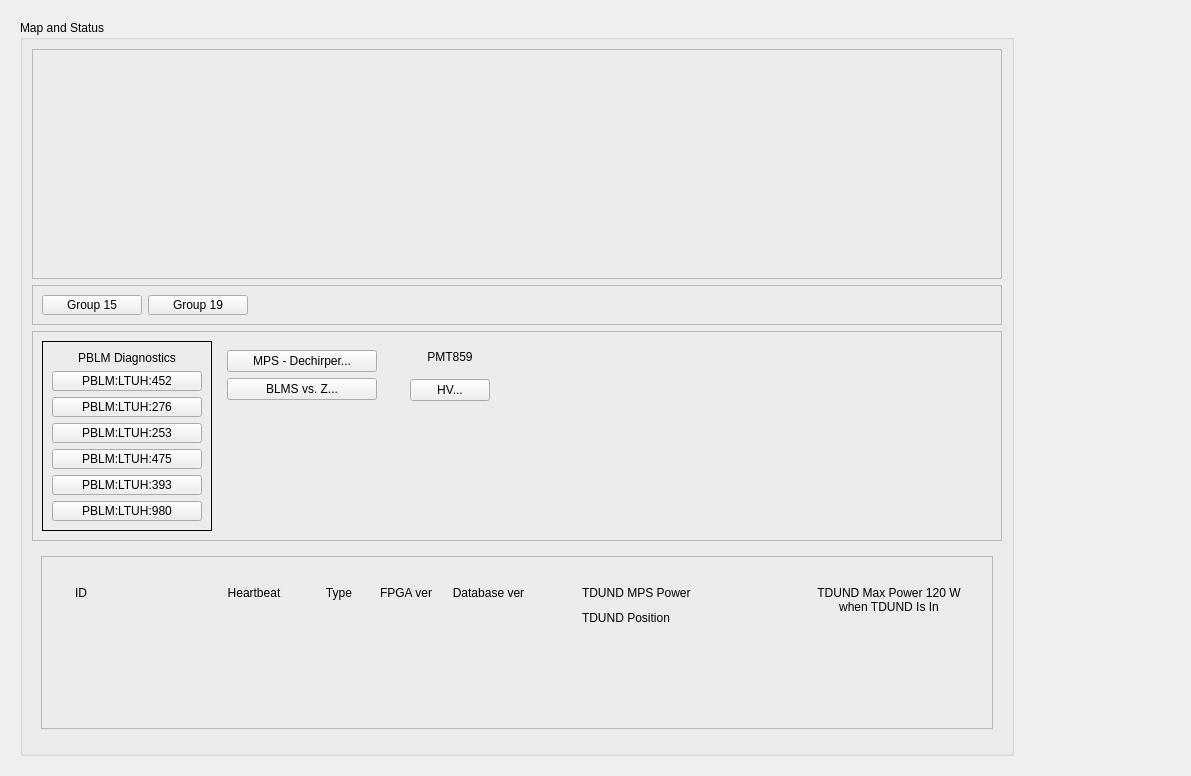
Old version of the form ltuh_main.ui in the repository ad-build-test/pydm-mps.
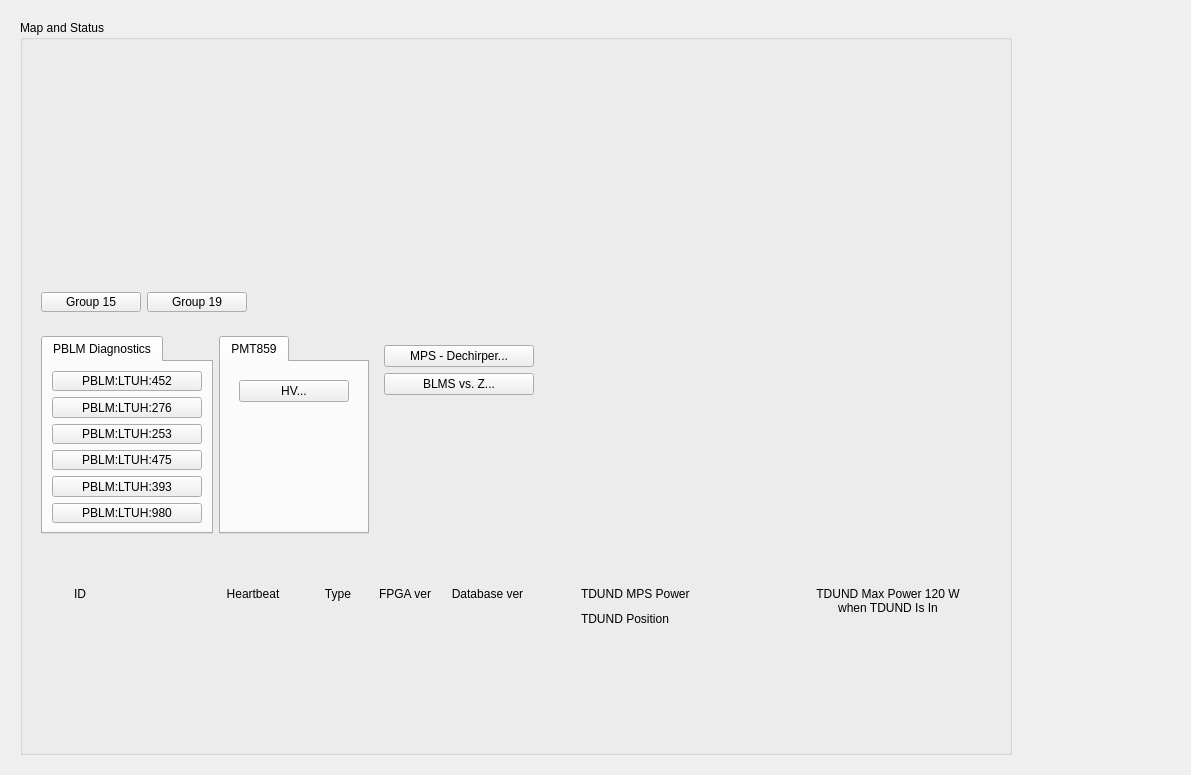
New version of the form. Custom widgets are drawn as their Qt base class.

The edit to the form file:
```diff
--- a/ltuh_main.ui
+++ b/ltuh_main.ui
@@ -7,7 +7,7 @@
     <x>0</x>
     <y>0</y>
     <width>1191</width>
-    <height>776</height>
+    <height>775</height>
    </rect>
   </property>
   <property name="windowTitle">
@@ -41,7 +41,7 @@
             <item row="0" column="0">
              <widget class="QFrame" name="frame_5">
               <property name="frameShape">
-               <enum>QFrame::StyledPanel</enum>
+               <enum>QFrame::NoFrame</enum>
               </property>
               <property name="frameShadow">
                <enum>QFrame::Raised</enum>
@@ -339,7 +339,7 @@
             </size>
            </property>
            <property name="frameShape">
-            <enum>QFrame::StyledPanel</enum>
+            <enum>QFrame::NoFrame</enum>
            </property>
            <property name="frameShadow">
             <enum>QFrame::Raised</enum>
@@ -380,35 +380,23 @@
          <item row="3" column="0">
           <widget class="QFrame" name="frame_11">
            <property name="frameShape">
-            <enum>QFrame::StyledPanel</enum>
-           </property>
-           <property name="frameShadow">
-            <enum>QFrame::Raised</enum>
-           </property>
-           <layout class="QGridLayout" name="gridLayout_12">
-            <item row="0" column="2">
-             <widget class="QFrame" name="frame_8">
-              <property name="frameShape">
                <enum>QFrame::NoFrame</enum>
               </property>
               <property name="frameShadow">
                <enum>QFrame::Raised</enum>
               </property>
-              <layout class="QGridLayout" name="gridLayout_8">
-               <item row="0" column="0">
-                <widget class="QLabel" name="label_12">
-                 <property name="styleSheet">
-                  <string notr="true">background-color: rgba(255, 255, 255, 0);</string>
-                 </property>
-                 <property name="text">
+           <layout class="QGridLayout" name="gridLayout_12" columnstretch="1,1,1,3">
+            <item row="0" column="1">
+             <widget class="QTabWidget" name="tabWidget_2">
+              <property name="currentIndex">
+               <number>0</number>
+              </property>
+              <widget class="QWidget" name="tab_2">
+               <attribute name="title">
                   <string>PMT859</string>
-                 </property>
-                 <property name="alignment">
-                  <set>Qt::AlignCenter</set>
-                 </property>
-                </widget>
-               </item>
-               <item row="1" column="0">
+               </attribute>
+               <layout class="QGridLayout" name="gridLayout_16">
+                <item row="0" column="0">
                 <widget class="PyDMFrame" name="PyDMFrame_3">
                  <property name="toolTip">
                   <string/>
@@ -449,7 +437,7 @@
                  </layout>
                 </widget>
                </item>
-               <item row="2" column="0">
+                <item row="1" column="0">
                 <spacer name="verticalSpacer_2">
                  <property name="orientation">
                   <enum>Qt::Vertical</enum>
@@ -464,27 +452,19 @@
                </item>
               </layout>
              </widget>
+             </widget>
             </item>
             <item row="0" column="0">
-             <widget class="QFrame" name="frame">
-              <property name="frameShape">
-               <enum>QFrame::Box</enum>
+             <widget class="QTabWidget" name="tabWidget">
+              <property name="currentIndex">
+               <number>0</number>
               </property>
-              <property name="frameShadow">
-               <enum>QFrame::Plain</enum>
-              </property>
-              <layout class="QVBoxLayout" name="verticalLayout">
-               <item>
-                <widget class="QLabel" name="label">
-                 <property name="text">
+              <widget class="QWidget" name="tab">
+               <attribute name="title">
                   <string>PBLM Diagnostics</string>
-                 </property>
-                 <property name="alignment">
-                  <set>Qt::AlignCenter</set>
-                 </property>
-                </widget>
-               </item>
-               <item>
+               </attribute>
+               <layout class="QGridLayout" name="gridLayout_15">
+                <item row="0" column="0">
                 <widget class="PyDMEDMDisplayButton" name="PyDMEDMDisplayButton_10">
                  <property name="minimumSize">
                   <size>
@@ -519,7 +499,7 @@
                  </property>
                 </widget>
                </item>
-               <item>
+                <item row="1" column="0">
                 <widget class="PyDMEDMDisplayButton" name="PyDMEDMDisplayButton_8">
                  <property name="minimumSize">
                   <size>
@@ -554,7 +534,7 @@
                  </property>
                 </widget>
                </item>
-               <item>
+                <item row="2" column="0">
                 <widget class="PyDMEDMDisplayButton" name="PyDMEDMDisplayButton_7">
                  <property name="minimumSize">
                   <size>
@@ -589,7 +569,7 @@
                  </property>
                 </widget>
                </item>
-               <item>
+                <item row="3" column="0">
                 <widget class="PyDMEDMDisplayButton" name="PyDMEDMDisplayButton_11">
                  <property name="minimumSize">
                   <size>
@@ -624,7 +604,7 @@
                  </property>
                 </widget>
                </item>
-               <item>
+                <item row="4" column="0">
                 <widget class="PyDMEDMDisplayButton" name="PyDMEDMDisplayButton_9">
                  <property name="minimumSize">
                   <size>
@@ -659,7 +639,7 @@
                  </property>
                 </widget>
                </item>
-               <item>
+                <item row="5" column="0">
                 <widget class="PyDMEDMDisplayButton" name="PyDMEDMDisplayButton_12">
                  <property name="minimumSize">
                   <size>
@@ -696,8 +676,22 @@
                </item>
               </layout>
              </widget>
+             </widget>
             </item>
-            <item row="0" column="1">
+            <item row="0" column="3">
+             <spacer name="horizontalSpacer_2">
+              <property name="orientation">
+               <enum>Qt::Horizontal</enum>
+              </property>
+              <property name="sizeHint" stdset="0">
+               <size>
+                <width>40</width>
+                <height>20</height>
+               </size>
+              </property>
+             </spacer>
+            </item>
+            <item row="0" column="2">
              <widget class="QFrame" name="frame_9">
               <property name="frameShape">
                <enum>QFrame::NoFrame</enum>
@@ -770,19 +764,6 @@
               </layout>
              </widget>
             </item>
-            <item row="0" column="3">
-             <spacer name="horizontalSpacer_2">
-              <property name="orientation">
-               <enum>Qt::Horizontal</enum>
-              </property>
-              <property name="sizeHint" stdset="0">
-               <size>
-                <width>40</width>
-                <height>20</height>
-               </size>
-              </property>
-             </spacer>
-            </item>
            </layout>
           </widget>
          </item>
@@ -802,7 +783,7 @@
          <item row="1" column="0">
           <widget class="QFrame" name="frame_3">
            <property name="frameShape">
-            <enum>QFrame::StyledPanel</enum>
+            <enum>QFrame::NoFrame</enum>
            </property>
            <property name="frameShadow">
             <enum>QFrame::Raised</enum>
```
Lines whose indentation alone changed are shown as unchanged.
